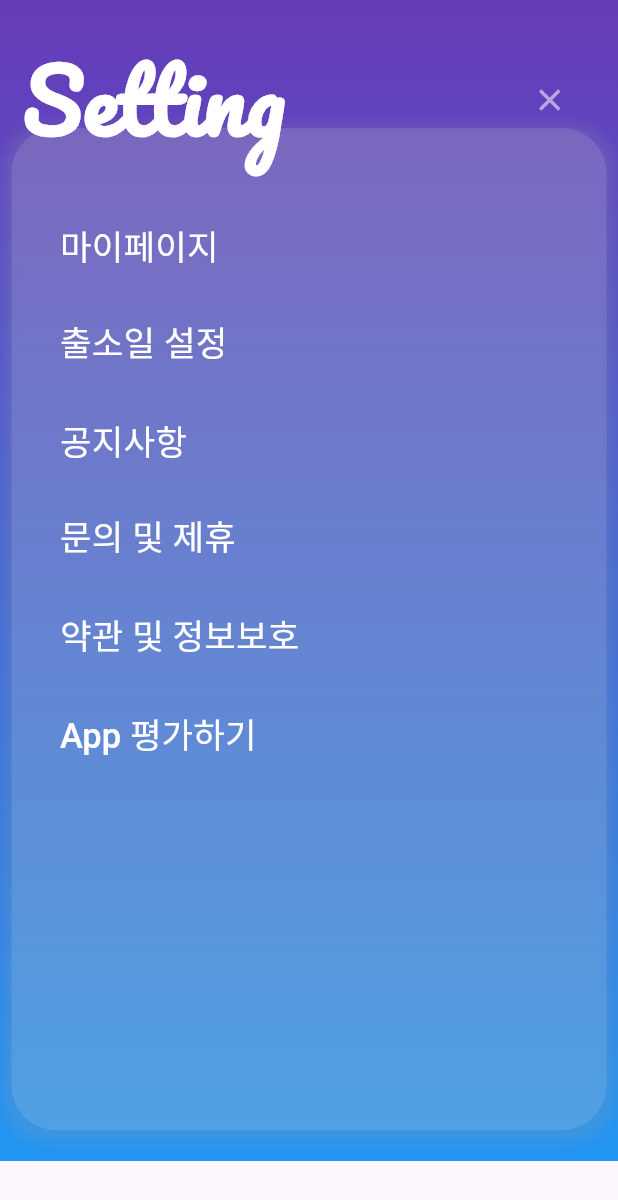
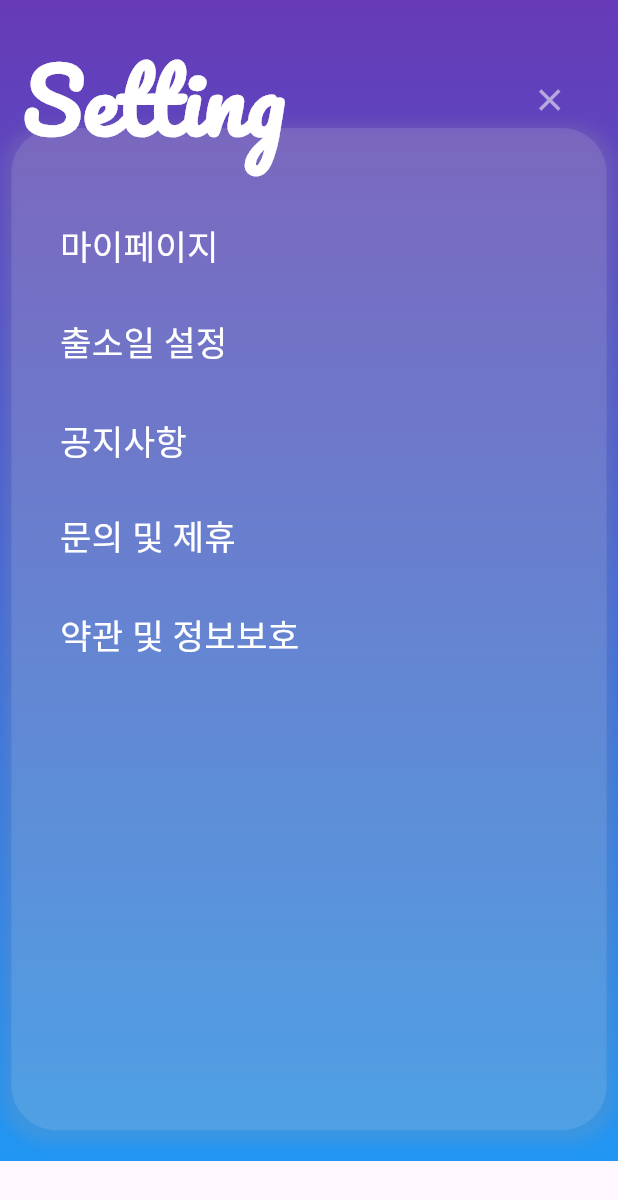
Before and after one commit to maccreyLim/Navi-Diary, a Flutter app: the SettingScreen screen opened directly, on a phone screen of 412 x 824 dp. Shown: the top 1200 px of the screen. Run offline on Flutter 3.47's test engine with Material 3 defaults, Android fonts, the phone set to English and light mode, and no system bars; drawn by our look-alikes of google_mobile_ads; our stand-ins replace cloud_firestore, firebase_auth, firebase_core, firebase_messaging, firebase_storage, flutter_image_compress and 14 more; missing offline and left inert: flutter_email_sender, webview_flutter_android, webview_flutter_wkwebview; accounts and stored records are empty; network calls fail.

```diff
--- a/lib/scr/setting_screen.dart
+++ b/lib/scr/setting_screen.dart
@@ -161,19 +161,19 @@ class _SettingScreenState extends State<SettingScreen> {
                       ),
                     ),
                     SizedBox(height: 40.h),
-                    TextButton(
-                      onPressed: () async {
-                        final InAppReview inAppReview = InAppReview.instance;
+                    // TextButton(
+                    //   onPressed: () async {
+                    //     final InAppReview inAppReview = InAppReview.instance;
 
-                        if (await inAppReview.isAvailable()) {
-                          inAppReview.openStoreListing();
-                        }
-                      },
-                      child: Text(
-                        'App 평가하기',
-                        style: TextStyle(color: Colors.white, fontSize: 60.sp),
-                      ),
-                    ),
+                    //     if (await inAppReview.isAvailable()) {
+                    //       inAppReview.openStoreListing();
+                    //     }
+                    //   },
+                    //   child: Text(
+                    //     'App 평가하기',
+                    //     style: TextStyle(color: Colors.white, fontSize: 60.sp),
+                    //   ),
+                    // ),
                   ],
                 ),
               ),
```
Also changed, not shown: pubspec.yaml (+5 -5 lines), com_maccrey_navi_diary_release/pubspec.lock, pubspec.lock, 1 other file.
